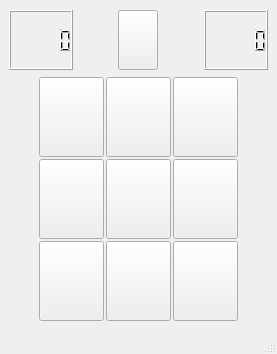
The window that root.ui (pbalykov/TicTacToeQt) describes before a commit, drawn with Qt 5.
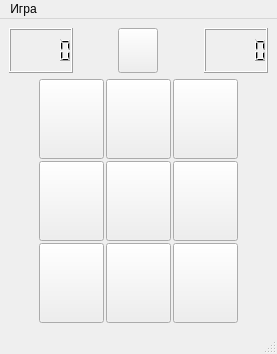
The same window after the commit. Custom widgets are drawn as their Qt base class.

Diff of the .ui file:
```diff
--- a/root.ui
+++ b/root.ui
@@ -260,6 +260,15 @@
      <height>24</height>
     </rect>
    </property>
+   <widget class="QMenu" name="menu">
+    <property name="title">
+     <string>Игра</string>
+    </property>
+    <addaction name="action"/>
+    <addaction name="separator"/>
+    <addaction name="action_3"/>
+   </widget>
+   <addaction name="menu"/>
   </widget>
   <widget class="QStatusBar" name="statusbar"/>
   <action name="abautProgram">
```
Left out of the diff: 10 changed lines with no effect on the pictures.
